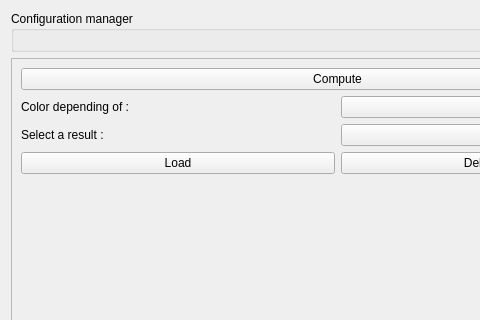
First picture: the form in config/base3_urbandrainage/qgswidgets/lamia_tool_rereau_ui.ui, repository Artelia/Lamia, before the edit; both pictures show x 0 to 480 and y 0 to 320 of the 675 by 738 pixel window.
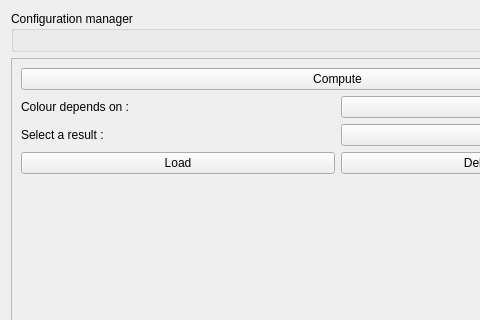
Second picture: the form after the edit.

Commit message: add color to edge, color depend of indicator score

What changed in the file:
```diff
--- a/config/base3_urbandrainage/qgswidgets/lamia_tool_rereau_ui.ui
+++ b/config/base3_urbandrainage/qgswidgets/lamia_tool_rereau_ui.ui
@@ -44,7 +44,7 @@
       <item row="1" column="0">
        <widget class="QLabel" name="label">
         <property name="text">
-         <string>Color depending of :</string>
+         <string>Colour depends on :</string>
         </property>
        </widget>
       </item>
```
The commit also changes 47 other files.
